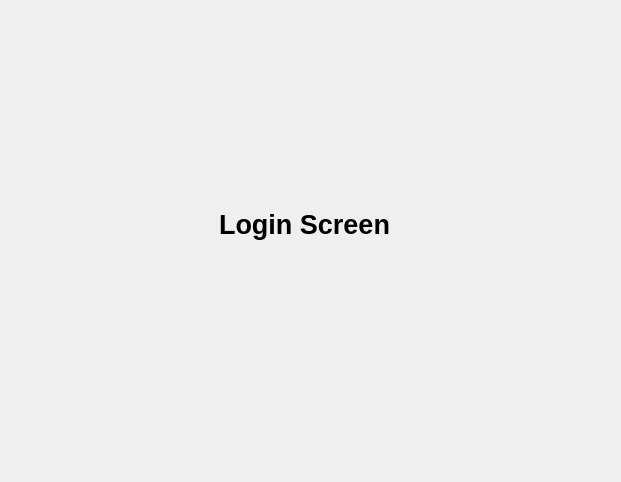
Above: login_singup_app/ui/login_screen.ui from Anuj-Bhaladhare/pyqt_projects before the change. Below: the same form after it.
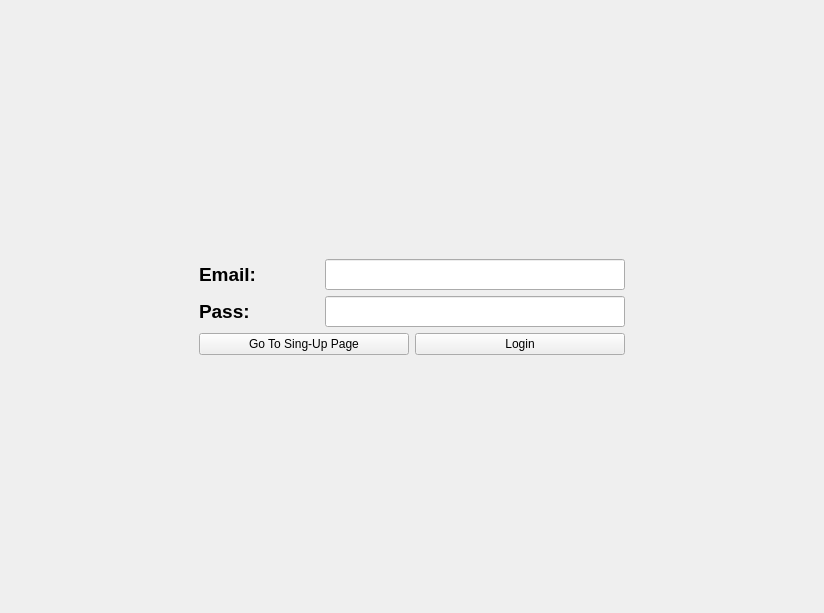
That is the form after the change.

The edit to the form file:
```diff
--- a/login_singup_app/ui/login_screen.ui
+++ b/login_singup_app/ui/login_screen.ui
@@ -6,8 +6,8 @@
    <rect>
     <x>0</x>
     <y>0</y>
-    <width>621</width>
-    <height>482</height>
+    <width>824</width>
+    <height>613</height>
    </rect>
   </property>
   <property name="windowTitle">
@@ -17,29 +17,166 @@
    <layout class="QVBoxLayout" name="verticalLayout">
     <item>
      <widget class="QWidget" name="widget" native="true">
-      <widget class="QLabel" name="label">
-       <property name="geometry">
-        <rect>
-         <x>170</x>
-         <y>180</y>
-         <width>251</width>
-         <height>71</height>
-        </rect>
-       </property>
-       <property name="font">
-        <font>
-         <pointsize>20</pointsize>
-         <weight>75</weight>
-         <bold>true</bold>
-        </font>
-       </property>
-       <property name="text">
-        <string>Login Screen</string>
-       </property>
-       <property name="alignment">
-        <set>Qt::AlignCenter</set>
-       </property>
-      </widget>
+      <layout class="QGridLayout" name="gridLayout">
+       <item row="0" column="1">
+        <spacer name="verticalSpacer">
+         <property name="orientation">
+          <enum>Qt::Vertical</enum>
+         </property>
+         <property name="sizeHint" stdset="0">
+          <size>
+           <width>20</width>
+           <height>207</height>
+          </size>
+         </property>
+        </spacer>
+       </item>
+       <item row="1" column="0">
+        <spacer name="horizontalSpacer">
+         <property name="orientation">
+          <enum>Qt::Horizontal</enum>
+         </property>
+         <property name="sizeHint" stdset="0">
+          <size>
+           <width>165</width>
+           <height>20</height>
+          </size>
+         </property>
+        </spacer>
+       </item>
+       <item row="1" column="1" rowspan="2">
+        <layout class="QVBoxLayout" name="verticalLayout_2">
+         <item>
+          <layout class="QHBoxLayout" name="horizontalLayout"/>
+         </item>
+         <item>
+          <layout class="QHBoxLayout" name="horizontalLayout_2"/>
+         </item>
+         <item>
+          <layout class="QHBoxLayout" name="horizontalLayout_3">
+           <item>
+            <widget class="QLabel" name="label_3">
+             <property name="minimumSize">
+              <size>
+               <width>120</width>
+               <height>0</height>
+              </size>
+             </property>
+             <property name="font">
+              <font>
+               <pointsize>14</pointsize>
+               <weight>75</weight>
+               <bold>true</bold>
+              </font>
+             </property>
+             <property name="text">
+              <string>Email: </string>
+             </property>
+            </widget>
+           </item>
+           <item>
+            <widget class="QLineEdit" name="lineEdit_3">
+             <property name="minimumSize">
+              <size>
+               <width>300</width>
+               <height>0</height>
+              </size>
+             </property>
+             <property name="font">
+              <font>
+               <pointsize>14</pointsize>
+              </font>
+             </property>
+            </widget>
+           </item>
+          </layout>
+         </item>
+         <item>
+          <layout class="QHBoxLayout" name="horizontalLayout_4">
+           <item>
+            <widget class="QLabel" name="label_4">
+             <property name="minimumSize">
+              <size>
+               <width>120</width>
+               <height>0</height>
+              </size>
+             </property>
+             <property name="font">
+              <font>
+               <pointsize>14</pointsize>
+               <weight>75</weight>
+               <bold>true</bold>
+              </font>
+             </property>
+             <property name="text">
+              <string>Pass: </string>
+             </property>
+            </widget>
+           </item>
+           <item>
+            <widget class="QLineEdit" name="lineEdit_4">
+             <property name="minimumSize">
+              <size>
+               <width>300</width>
+               <height>0</height>
+              </size>
+             </property>
+             <property name="font">
+              <font>
+               <pointsize>14</pointsize>
+              </font>
+             </property>
+            </widget>
+           </item>
+          </layout>
+         </item>
+         <item>
+          <layout class="QHBoxLayout" name="horizontalLayout_5">
+           <item>
+            <widget class="QPushButton" name="navigate_singup_btn">
+             <property name="text">
+              <string>Go To Sing-Up Page</string>
+             </property>
+            </widget>
+           </item>
+           <item>
+            <widget class="QPushButton" name="login_btn">
+             <property name="text">
+              <string>Login</string>
+             </property>
+            </widget>
+           </item>
+          </layout>
+         </item>
+        </layout>
+       </item>
+       <item row="2" column="2">
+        <spacer name="horizontalSpacer_2">
+         <property name="orientation">
+          <enum>Qt::Horizontal</enum>
+         </property>
+         <property name="sizeHint" stdset="0">
+          <size>
+           <width>164</width>
+           <height>20</height>
+          </size>
+         </property>
+        </spacer>
+       </item>
+       <item row="3" column="1">
+        <spacer name="verticalSpacer_2">
+         <property name="orientation">
+          <enum>Qt::Vertical</enum>
+         </property>
+         <property name="sizeHint" stdset="0">
+          <size>
+           <width>20</width>
+           <height>206</height>
+          </size>
+         </property>
+        </spacer>
+       </item>
+      </layout>
      </widget>
     </item>
    </layout>
```
